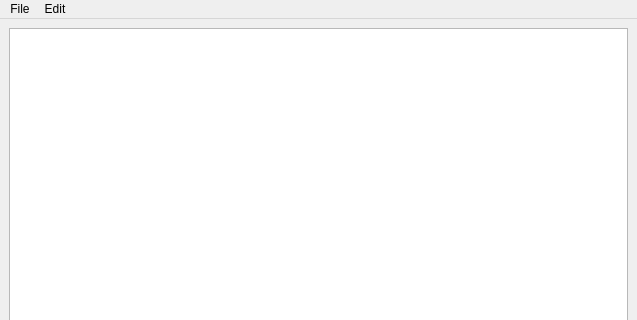
This is src/gui/forms/main_window.ui in VitalikTsarik/linguistic-knowledge-base as Qt 5 draws it before an edit; both pictures show x 0 to 637 and y 0 to 320 of the 637 by 691 pixel window. The edited form follows.
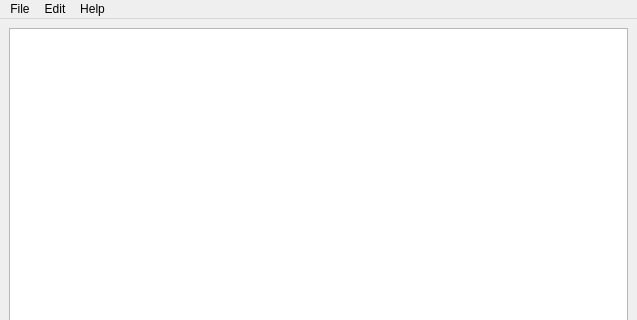
This is the edited form.

Commit message: Add tags help

The edit to the form file:
```diff
--- a/src/gui/forms/main_window.ui
+++ b/src/gui/forms/main_window.ui
@@ -151,8 +151,15 @@
     <addaction name="actionAddText"/>
     <addaction name="menuEditText"/>
    </widget>
+   <widget class="QMenu" name="menuHelp">
+    <property name="title">
+     <string>Help</string>
+    </property>
+    <addaction name="actionTags"/>
+   </widget>
    <addaction name="menuFile"/>
    <addaction name="menuText"/>
+   <addaction name="menuHelp"/>
   </widget>
   <widget class="QStatusBar" name="statusbar"/>
   <action name="actionOpen">
```
Left out of the diff: 5 changed lines with no effect on the pictures. The commit also changes 5 other files.
